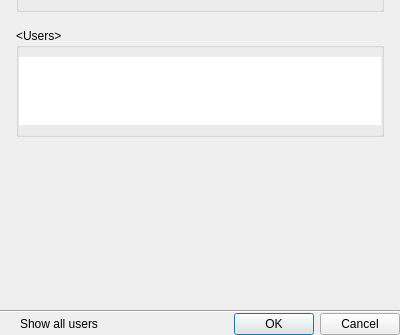
Above: client/nx_client_desktop/src/nx/client/desktop/ui/event_rules/subject_selection_dialog.ui from networkoptix/nx_open before the change; both pictures show x 0 to 400 and y 145 to 480 of the 400 by 480 pixel window. Below: the same form after it.
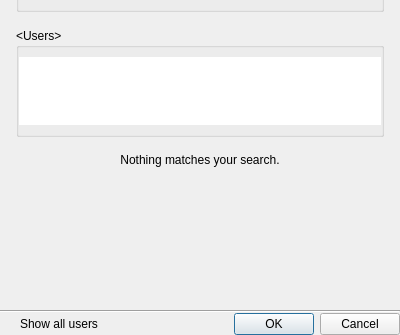
That is the form after the change. Custom widgets are drawn as their Qt base class.

Commit message:
VMS-6619: User select dialog fixes - different "no matches" display
<==== Mercurial data ====>
Branch: vms_3.1_gui

The edit to the form file:
```diff
--- a/client/nx_client_desktop/src/nx/client/desktop/ui/event_rules/subject_selection_dialog.ui
+++ b/client/nx_client_desktop/src/nx/client/desktop/ui/event_rules/subject_selection_dialog.ui
@@ -229,6 +229,16 @@
             </layout>
            </widget>
           </item>
+          <item>
+           <widget class="QLabel" name="nothingFoundLabel">
+            <property name="text">
+             <string>Nothing matches your search.</string>
+            </property>
+            <property name="alignment">
+             <set>Qt::AlignCenter</set>
+            </property>
+           </widget>
+          </item>
           <item>
            <spacer name="verticalSpacer">
             <property name="orientation">
```
The commit also changes 1 other file.
